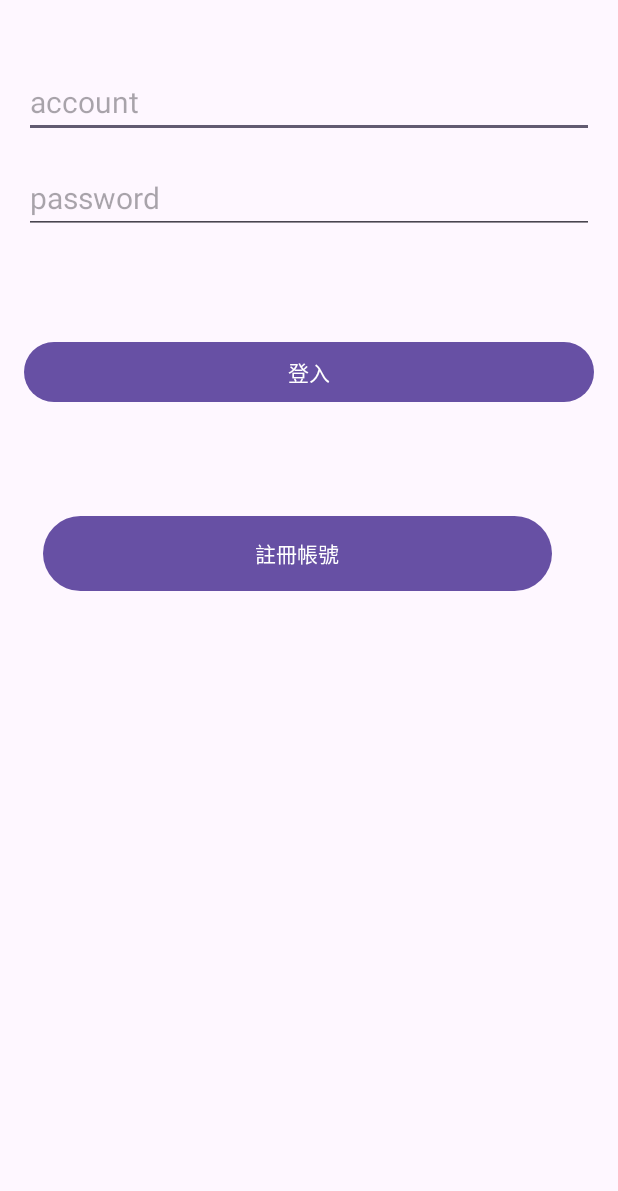
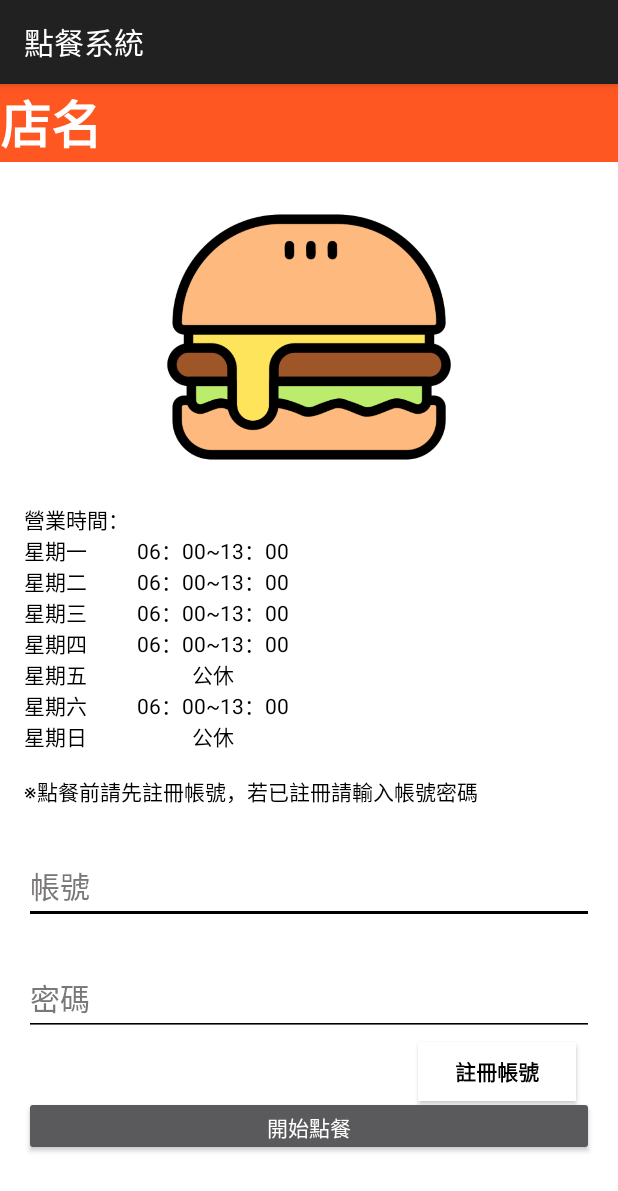
Before and after one commit to balsi2001/IECS-1112-App-APP, an Android app: the screen it shows after launch (signingActivity), on a phone screen of 412 x 824 dp. Shown: the top 1191 px of the screen. Run offline under Robolectric (Android 15) with nearby library versions, the phone set to English and light mode, and no system bars.

Commit message:
page1 Log in

```diff
--- a/login/app/src/main/AndroidManifest.xml
+++ b/login/app/src/main/AndroidManifest.xml
@@ -7,10 +7,10 @@
         android:dataExtractionRules="@xml/data_extraction_rules"
         android:fullBackupContent="@xml/backup_rules"
         android:icon="@mipmap/ic_launcher"
-        android:label="@string/app_name"
+        android:label="點餐系統"
         android:roundIcon="@mipmap/ic_launcher_round"
         android:supportsRtl="true"
-        android:theme="@style/Theme.MyApplication"
+        android:theme="@style/Theme.AppCompat"
         tools:targetApi="31">
         <activity
             android:name=".SignupMainActivity2"
--- a/login/app/src/main/java/com/example/myapplication/SignupMainActivity2.java
+++ b/login/app/src/main/java/com/example/myapplication/SignupMainActivity2.java
@@ -32,14 +32,14 @@ public class SignupMainActivity2 extends AppCompatActivity {
         String username = etuser.getText().toString();
         String password = etpassword.getText().toString();
         if (username.isEmpty() || password.isEmpty()) {
-          Toast.makeText(SignupMainActivity2.this, "Please fill all fields", Toast.LENGTH_LONG).show();
+          Toast.makeText(SignupMainActivity2.this, "請輸入帳號和密碼", Toast.LENGTH_LONG).show();
           return;
         }
 
         SharedPreferences sharedPreferences = getSharedPreferences("user_info", MODE_PRIVATE);
         String username1 = sharedPreferences.getString("username", "").toString();
         if(username.equals(username1)){
-          Toast.makeText(SignupMainActivity2.this, "Username already exists", Toast.LENGTH_LONG).show();
+          Toast.makeText(SignupMainActivity2.this, "此帳號已存在", Toast.LENGTH_LONG).show();
           Intent intent = new Intent(SignupMainActivity2.this, signingActivity.class);
           startActivity(intent);
         }else {
@@ -47,7 +47,7 @@ public class SignupMainActivity2 extends AppCompatActivity {
         editot.putString("username", username);
         editot.putString("password", password);
         editot.commit();
-        Toast.makeText(SignupMainActivity2.this, "Sign up successful", Toast.LENGTH_LONG).show();
+        Toast.makeText(SignupMainActivity2.this, "建立成功", Toast.LENGTH_LONG).show();
         Intent intent = new Intent(SignupMainActivity2.this, signingActivity.class);
         startActivity(intent);
 
--- a/login/app/src/main/res/layout/activity_signing.xml
+++ b/login/app/src/main/res/layout/activity_signing.xml
@@ -4,6 +4,8 @@
     xmlns:tools="http://schemas.android.com/tools"
     android:layout_width="match_parent"
     android:layout_height="match_parent"
+    android:background="#FFFFFF"
+    android:backgroundTint="#FFFFFF"
     tools:context=".signingActivity"
     tools:layout_editor_absoluteX="0dp"
     tools:layout_editor_absoluteY="-103dp">
@@ -13,53 +15,105 @@
         android:layout_width="0dp"
         android:layout_height="wrap_content"
         android:layout_marginStart="16dp"
-        android:layout_marginTop="44dp"
+        android:layout_marginTop="24dp"
         android:layout_marginEnd="16dp"
+        android:backgroundTint="#000000"
         android:ems="10"
-        android:hint="account"
+        android:hint="帳號"
         android:inputType="text"
+        android:textColor="#000000"
+        android:textColorHint="#7A7777"
         android:textSize="20sp"
         app:layout_constraintEnd_toEndOf="parent"
-        app:layout_constraintHorizontal_bias="0.0"
         app:layout_constraintStart_toStartOf="parent"
-        app:layout_constraintTop_toTopOf="parent" />
+        app:layout_constraintTop_toBottomOf="@+id/textView2" />
 
     <EditText
         android:id="@+id/et_password"
         android:layout_width="0dp"
         android:layout_height="wrap_content"
         android:layout_marginStart="16dp"
-        android:layout_marginTop="108dp"
+        android:layout_marginTop="24dp"
         android:layout_marginEnd="16dp"
+        android:backgroundTint="#000000"
         android:ems="10"
-        android:hint="password"
+        android:hint="密碼"
         android:inputType="textPassword"
+        android:outlineAmbientShadowColor="#000000"
+        android:outlineSpotShadowColor="#000000"
+        android:shadowColor="#000000"
+        android:textColorHighlight="#000000"
+        android:textColorHint="#7A7777"
+        android:textColorLink="#000000"
         android:textSize="20sp"
         app:layout_constraintEnd_toEndOf="parent"
-        app:layout_constraintHorizontal_bias="1.0"
         app:layout_constraintStart_toStartOf="parent"
-        app:layout_constraintTop_toTopOf="parent" />
+        app:layout_constraintTop_toBottomOf="@+id/et_username" />
 
     <Button
         android:id="@+id/btnlogin"
         android:layout_width="0dp"
-        android:layout_height="wrap_content"
+        android:layout_height="40dp"
         android:layout_marginStart="16dp"
-        android:layout_marginTop="224dp"
+        android:layout_marginTop="40dp"
         android:layout_marginEnd="16dp"
-        android:text="登入"
+        android:text="開始點餐"
         app:layout_constraintEnd_toEndOf="parent"
+        app:layout_constraintStart_toStartOf="parent"
+        app:layout_constraintTop_toBottomOf="@+id/et_password" />
+
+    <Button
+        android:id="@+id/btn_signup"
+        android:layout_width="105dp"
+        android:layout_height="39dp"
+        android:layout_marginTop="4dp"
+        android:layout_marginEnd="28dp"
+        android:background="#FFFFFF"
+        android:backgroundTint="#FFFFFF"
+        android:text="註冊帳號"
+        android:textColor="#000000"
+        android:textColorHighlight="#673AB7"
+        android:textColorLink="#673AB7"
+        android:textStyle="bold"
+        app:layout_constraintEnd_toEndOf="parent"
+        app:layout_constraintTop_toBottomOf="@+id/et_password" />
+
+    <TextView
+        android:id="@+id/textView"
+        android:layout_width="0dp"
+        android:layout_height="52dp"
+        android:background="#FF5722"
+        android:text="店名"
+        android:textColor="@android:color/white"
+        android:textSize="34sp"
+        android:textStyle="bold"
+        app:layout_constraintEnd_toEndOf="parent"
+        app:layout_constraintHorizontal_bias="0.0"
         app:layout_constraintStart_toStartOf="parent"
         app:layout_constraintTop_toTopOf="parent" />
 
-    <Button
-        android:id="@+id/btn_signup"
-        android:layout_width="339dp"
-        android:layout_height="58dp"
-        android:layout_marginTop="340dp"
+    <TextView
+        android:id="@+id/textView2"
+        android:layout_width="0dp"
+        android:layout_height="205dp"
+        android:layout_marginStart="16dp"
+        android:layout_marginTop="228dp"
         android:layout_marginEnd="16dp"
-        android:text="註冊帳號"
+        android:text="營業時間：\n星期一          06：00~13：00\n星期二          06：00~13：00\n星期三          06：00~13：00\n星期四          06：00~13：00\n星期五                     公休\n星期六          06：00~13：00\n星期日                     公休\n\n※點餐前請先註冊帳號，若已註冊請輸入帳號密碼"
+        android:textColor="#000000"
+        app:layout_constraintEnd_toEndOf="parent"
+        app:layout_constraintHorizontal_bias="1.0"
+        app:layout_constraintStart_toStartOf="parent"
+        app:layout_constraintTop_toBottomOf="@+id/textView" />
+
+    <ImageView
+        android:id="@+id/imageView4"
+        android:layout_width="225dp"
+        android:layout_height="201dp"
+        android:layout_marginTop="16dp"
         app:layout_constraintEnd_toEndOf="parent"
         app:layout_constraintStart_toStartOf="parent"
-        app:layout_constraintTop_toTopOf="parent" />
+        app:layout_constraintTop_toBottomOf="@+id/textView"
+        app:srcCompat="@drawable/burger" />
+
 </androidx.constraintlayout.widget.ConstraintLayout>
```
Also changed, not shown: login/app/src/main/java/com/example/myapplication/MainActivity.java (+7 -6 lines), login/app/src/main/java/com/example/myapplication/signingActivity.java (+4 -4 lines), login/app/src/main/res/layout/activity_main.xml (+5 -7 lines), login/app/src/main/res/layout/activity_signup_main2.xml (+22 -6 lines), login/app/src/main/res/drawable/burger.png (added).
